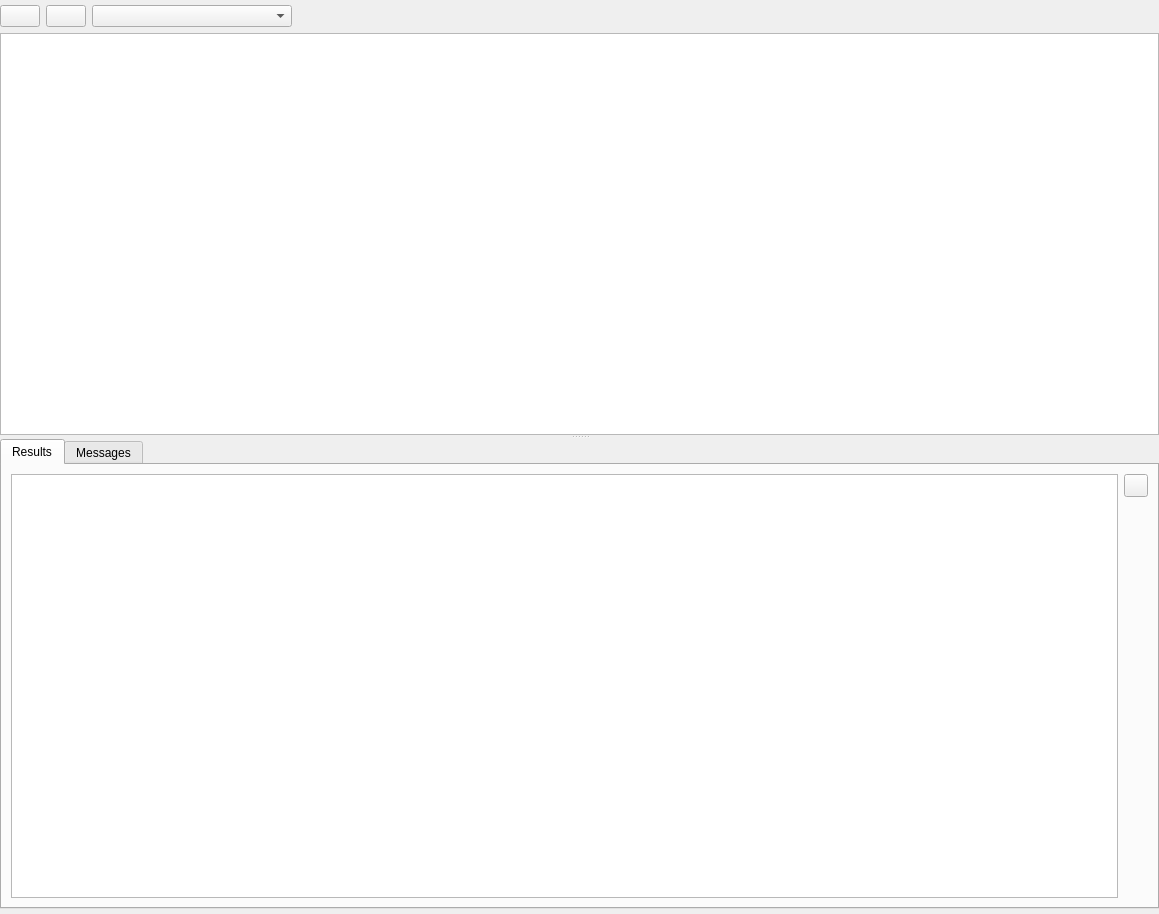
mispp/goat, file ui/ConnectionTab.ui: the form before one commit.
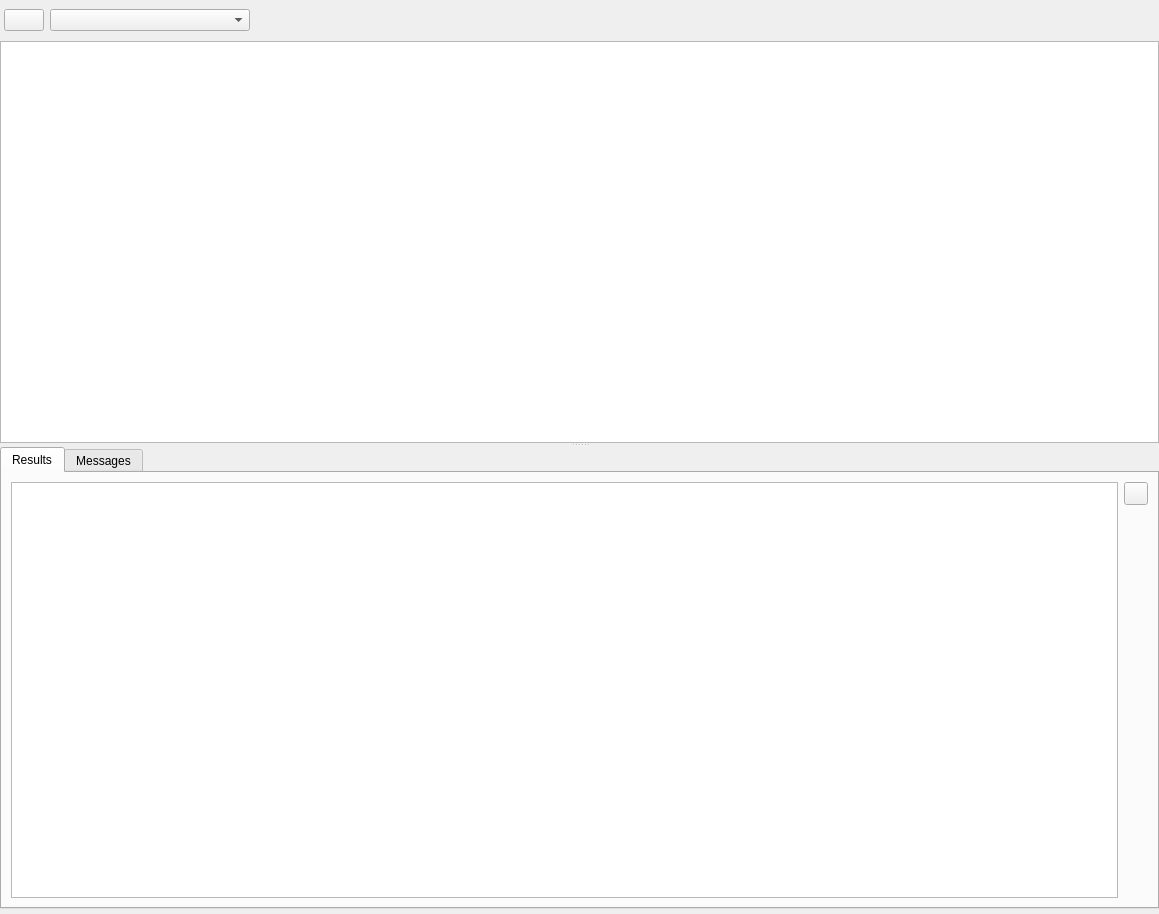
The form after the commit. Icons and pictures are not drawn. Custom widgets are drawn as their Qt base class.

Commit message: comment all code in CMD, restore controls in connection tab, add action in mainwindow for showing CMD

Patch:
```diff
--- a/ui/ConnectionTab.ui
+++ b/ui/ConnectionTab.ui
@@ -38,6 +38,18 @@
       <layout class="QVBoxLayout" name="verticalLayout">
        <item>
         <layout class="QHBoxLayout" name="horizontalLayout">
+         <property name="leftMargin">
+          <number>4</number>
+         </property>
+         <property name="topMargin">
+          <number>4</number>
+         </property>
+         <property name="rightMargin">
+          <number>4</number>
+         </property>
+         <property name="bottomMargin">
+          <number>4</number>
+         </property>
          <item>
           <widget class="QPushButton" name="button_selectionQuery">
            <property name="text">
@@ -49,23 +61,6 @@
            </property>
           </widget>
          </item>
-         <item>
-          <widget class="QPushButton" name="button_runFile">
-           <property name="text">
-            <string/>
-           </property>
-           <property name="icon">
-            <iconset resource="../resources/icons.qrc">
-             <normaloff>:/icons/silk/icons/silk/script_go.png</normaloff>:/icons/silk/icons/silk/script_go.png</iconset>
-           </property>
-           <property name="iconSize">
-            <size>
-             <width>16</width>
-             <height>16</height>
-            </size>
-           </property>
-          </widget>
-         </item>
          <item>
           <widget class="QComboBox" name="comboBoxConnections">
            <property name="minimumSize">
```
The commit also changes 6 other files.
